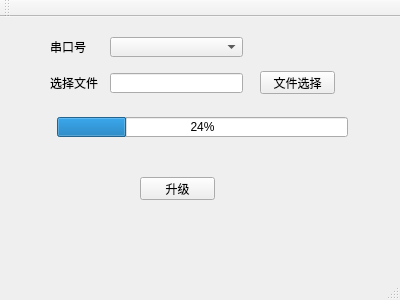
byteman/WZ-Uploader, file mainwindow.ui: the form before one commit.
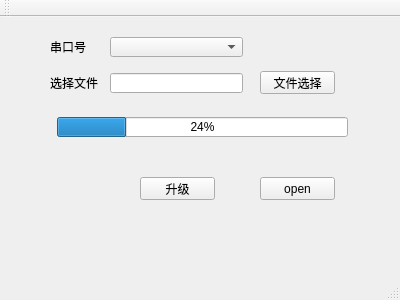
The form after the commit.

What changed in the file:
```diff
--- a/mainwindow.ui
+++ b/mainwindow.ui
@@ -99,6 +99,19 @@
      <string>升级</string>
     </property>
    </widget>
+   <widget class="QPushButton" name="pushButton_3">
+    <property name="geometry">
+     <rect>
+      <x>260</x>
+      <y>160</y>
+      <width>75</width>
+      <height>23</height>
+     </rect>
+    </property>
+    <property name="text">
+     <string>open</string>
+    </property>
+   </widget>
   </widget>
   <widget class="QMenuBar" name="menuBar">
    <property name="geometry">
```
Left out of the diff: 2 changed lines with no effect on the pictures.
